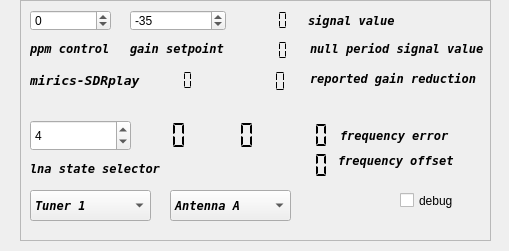
Above: devices/sdrplay-handler/sdrplay-widget.ui from JvanKatwijk/sdrplayDab before the change. Below: the same form after it.
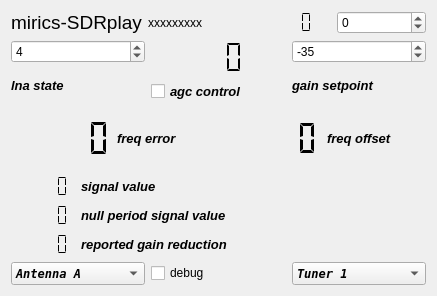
That is the form after the change.

The edit to the form file:
```diff
--- a/devices/sdrplay-handler/sdrplay-widget.ui
+++ b/devices/sdrplay-handler/sdrplay-widget.ui
@@ -6,72 +6,37 @@
    <rect>
     <x>0</x>
     <y>0</y>
-    <width>509</width>
-    <height>251</height>
+    <width>437</width>
+    <height>296</height>
    </rect>
   </property>
   <property name="windowTitle">
    <string>SDRplay control</string>
   </property>
-  <widget class="QFrame" name="frame">
-   <property name="geometry">
-    <rect>
-     <x>20</x>
-     <y>0</y>
-     <width>471</width>
-     <height>241</height>
-    </rect>
-   </property>
-   <property name="frameShape">
-    <enum>QFrame::StyledPanel</enum>
-   </property>
-   <property name="frameShadow">
-    <enum>QFrame::Raised</enum>
-   </property>
+  <layout class="QVBoxLayout" name="verticalLayout_3">
+   <item>
+    <layout class="QHBoxLayout" name="horizontalLayout">
+     <item>
    <widget class="QLabel" name="deviceLabel">
-    <property name="geometry">
-     <rect>
-      <x>10</x>
-      <y>70</y>
-      <width>121</width>
-      <height>21</height>
-     </rect>
-    </property>
     <property name="font">
      <font>
-      <family>DejaVu Sans Mono</family>
-      <pointsize>10</pointsize>
-      <weight>75</weight>
-      <italic>true</italic>
-      <bold>true</bold>
+         <pointsize>14</pointsize>
      </font>
     </property>
     <property name="text">
      <string>mirics-SDRplay</string>
     </property>
    </widget>
-   <widget class="QLabel" name="statusLabel">
-    <property name="geometry">
-     <rect>
-      <x>16</x>
-      <y>180</y>
-      <width>121</width>
-      <height>21</height>
-     </rect>
-    </property>
+     </item>
+     <item>
+      <widget class="QLabel" name="serialNumber">
     <property name="text">
-     <string/>
-    </property>
-   </widget>
+        <string>xxxxxxxxx</string>
+       </property>
+      </widget>
+     </item>
+     <item>
    <widget class="QLCDNumber" name="api_version">
-    <property name="geometry">
-     <rect>
-      <x>110</x>
-      <y>70</y>
-      <width>81</width>
-      <height>21</height>
-     </rect>
-    </property>
     <property name="toolTip">
      <string>&lt;html&gt;&lt;head/&gt;&lt;body&gt;&lt;p&gt;Version of the SDRplay library detected.&lt;/p&gt;&lt;/body&gt;&lt;/html&gt;</string>
     </property>
@@ -82,37 +47,9 @@
      <enum>QLCDNumber::Flat</enum>
     </property>
    </widget>
-   <widget class="QLCDNumber" name="GRdBDisplay">
-    <property name="geometry">
-     <rect>
-      <x>190</x>
-      <y>120</y>
-      <width>61</width>
-      <height>31</height>
-     </rect>
-    </property>
-    <property name="toolTip">
-     <string>&lt;html&gt;&lt;head/&gt;&lt;body&gt;&lt;p&gt;The display shows the gain reduction applied to the baseband signal in the device.&lt;/p&gt;&lt;/body&gt;&lt;/html&gt;</string>
-    </property>
-    <property name="frameShape">
-     <enum>QFrame::NoFrame</enum>
-    </property>
-    <property name="digitCount">
-     <number>2</number>
-    </property>
-    <property name="segmentStyle">
-     <enum>QLCDNumber::Flat</enum>
-    </property>
-   </widget>
+     </item>
+     <item>
    <widget class="QSpinBox" name="ppmControl">
-    <property name="geometry">
-     <rect>
-      <x>10</x>
-      <y>10</y>
-      <width>81</width>
-      <height>21</height>
-     </rect>
-    </property>
     <property name="toolTip">
      <string>&lt;html&gt;&lt;head/&gt;&lt;body&gt;&lt;p&gt;ppm control. Tells the device the offset (in ppm) of the observed oscillator offset.&lt;/p&gt;&lt;/body&gt;&lt;/html&gt;</string>
     </property>
@@ -123,59 +60,15 @@
      <number>200</number>
     </property>
    </widget>
-   <widget class="QLabel" name="serialNumber">
-    <property name="geometry">
-     <rect>
-      <x>10</x>
-      <y>90</y>
-      <width>151</width>
-      <height>20</height>
-     </rect>
-    </property>
-    <property name="text">
-     <string/>
-    </property>
-   </widget>
-   <widget class="QComboBox" name="antennaSelector">
-    <property name="geometry">
-     <rect>
-      <x>150</x>
-      <y>190</y>
-      <width>121</width>
-      <height>31</height>
-     </rect>
-    </property>
-    <property name="font">
-     <font>
-      <family>DejaVu Sans Mono</family>
-      <weight>75</weight>
-      <italic>true</italic>
-      <bold>true</bold>
-     </font>
-    </property>
-    <property name="toolTip">
-     <string>&lt;html&gt;&lt;head/&gt;&lt;body&gt;&lt;p&gt;Select an antenna (RSP-II)&lt;/p&gt;&lt;/body&gt;&lt;/html&gt;</string>
-    </property>
-    <item>
-     <property name="text">
-      <string>Antenna A</string>
-     </property>
-    </item>
-    <item>
-     <property name="text">
-      <string>Antenna B</string>
-     </property>
-    </item>
-   </widget>
+     </item>
+    </layout>
+   </item>
+   <item>
+    <layout class="QHBoxLayout" name="horizontalLayout_2">
+     <item>
+      <layout class="QVBoxLayout" name="verticalLayout_2">
+       <item>
    <widget class="QSpinBox" name="lnaGainSetting">
-    <property name="geometry">
-     <rect>
-      <x>10</x>
-      <y>120</y>
-      <width>101</width>
-      <height>31</height>
-     </rect>
-    </property>
     <property name="toolTip">
      <string>&lt;html&gt;&lt;head/&gt;&lt;body&gt;&lt;p&gt;Setting the lna state, determining the gain reduction applied in the lna.&lt;/p&gt;&lt;/body&gt;&lt;/html&gt;</string>
     </property>
@@ -183,15 +76,28 @@
      <number>4</number>
     </property>
    </widget>
+       </item>
+       <item>
+        <widget class="QLabel" name="label_2">
+         <property name="font">
+          <font>
+           <pointsize>10</pointsize>
+           <weight>75</weight>
+           <italic>true</italic>
+           <bold>true</bold>
+          </font>
+         </property>
+         <property name="text">
+          <string>lna state </string>
+         </property>
+        </widget>
+       </item>
+      </layout>
+     </item>
+     <item>
+      <layout class="QVBoxLayout" name="verticalLayout_5">
+       <item>
    <widget class="QLCDNumber" name="lnaGRdBDisplay">
-    <property name="geometry">
-     <rect>
-      <x>120</x>
-      <y>120</y>
-      <width>51</width>
-      <height>31</height>
-     </rect>
-    </property>
     <property name="toolTip">
      <string>&lt;html&gt;&lt;head/&gt;&lt;body&gt;&lt;p&gt;The display shows the gain reduction in the lna of the device.&lt;/p&gt;&lt;/body&gt;&lt;/html&gt;</string>
     </property>
@@ -205,177 +111,28 @@
      <enum>QLCDNumber::Flat</enum>
     </property>
    </widget>
-   <widget class="QComboBox" name="tunerSelector">
-    <property name="geometry">
-     <rect>
-      <x>10</x>
-      <y>190</y>
-      <width>121</width>
-      <height>31</height>
-     </rect>
-    </property>
-    <property name="font">
-     <font>
-      <family>DejaVu Sans Mono</family>
-      <weight>75</weight>
-      <italic>true</italic>
-      <bold>true</bold>
-     </font>
-    </property>
-    <property name="toolTip">
-     <string>&lt;html&gt;&lt;head/&gt;&lt;body&gt;&lt;p&gt;If the device is an rspduo, select the tuner with this combobox&lt;/p&gt;&lt;/body&gt;&lt;/html&gt;</string>
-    </property>
-    <item>
-     <property name="text">
-      <string>Tuner 1</string>
-     </property>
     </item>
     <item>
-     <property name="text">
-      <string>Tuner 2</string>
-     </property>
-    </item>
-   </widget>
-   <widget class="QCheckBox" name="debugControl">
-    <property name="geometry">
-     <rect>
-      <x>380</x>
-      <y>190</y>
-      <width>88</width>
-      <height>21</height>
-     </rect>
-    </property>
-    <property name="text">
-     <string>debug</string>
-    </property>
-   </widget>
-   <widget class="QLabel" name="label">
-    <property name="geometry">
-     <rect>
-      <x>10</x>
-      <y>40</y>
-      <width>81</width>
-      <height>16</height>
-     </rect>
-    </property>
+        <widget class="QCheckBox" name="agcControl">
     <property name="font">
      <font>
-      <family>DejaVu Sans Mono</family>
+           <pointsize>10</pointsize>
       <weight>75</weight>
       <italic>true</italic>
       <bold>true</bold>
      </font>
     </property>
     <property name="text">
-     <string>ppm control</string>
-    </property>
-   </widget>
-   <widget class="QLabel" name="label_2">
-    <property name="geometry">
-     <rect>
-      <x>10</x>
-      <y>160</y>
-      <width>171</width>
-      <height>16</height>
-     </rect>
-    </property>
-    <property name="font">
-     <font>
-      <family>DejaVu Sans Mono</family>
-      <weight>75</weight>
-      <italic>true</italic>
-      <bold>true</bold>
-     </font>
-    </property>
-    <property name="text">
-     <string>lna state selector</string>
-    </property>
-   </widget>
-   <widget class="QLCDNumber" name="averageValue">
-    <property name="geometry">
-     <rect>
-      <x>210</x>
-      <y>10</y>
-      <width>71</width>
-      <height>21</height>
-     </rect>
-    </property>
-    <property name="toolTip">
-     <string>&lt;html&gt;&lt;head/&gt;&lt;body&gt;&lt;p&gt;Amplitude value - expressed in dB's - of the non-null part of the frames of the DAB signal.&lt;/p&gt;&lt;/body&gt;&lt;/html&gt;</string>
-    </property>
-    <property name="frameShape">
-     <enum>QFrame::NoFrame</enum>
-    </property>
-    <property name="segmentStyle">
-     <enum>QLCDNumber::Flat</enum>
-    </property>
-   </widget>
-   <widget class="QLCDNumber" name="nullValue">
-    <property name="geometry">
-     <rect>
-      <x>210</x>
-      <y>40</y>
-      <width>71</width>
-      <height>21</height>
-     </rect>
-    </property>
-    <property name="toolTip">
-     <string>&lt;html&gt;&lt;head/&gt;&lt;body&gt;&lt;p&gt;The amplitude value - in dB's - of the null period of the DAB signal&lt;/p&gt;&lt;/body&gt;&lt;/html&gt;</string>
-    </property>
-    <property name="frameShape">
-     <enum>QFrame::NoFrame</enum>
-    </property>
-    <property name="segmentStyle">
-     <enum>QLCDNumber::Flat</enum>
-    </property>
-   </widget>
-   <widget class="QLCDNumber" name="reportedGain">
-    <property name="geometry">
-     <rect>
-      <x>200</x>
-      <y>70</y>
-      <width>81</width>
-      <height>23</height>
-     </rect>
-    </property>
-    <property name="toolTip">
-     <string>&lt;html&gt;&lt;head/&gt;&lt;body&gt;&lt;p&gt;Gain reduction as reported by the device handler.&lt;/p&gt;&lt;/body&gt;&lt;/html&gt;</string>
-    </property>
-    <property name="frameShape">
-     <enum>QFrame::NoFrame</enum>
-    </property>
-    <property name="segmentStyle">
-     <enum>QLCDNumber::Flat</enum>
-    </property>
-   </widget>
-   <widget class="QLCDNumber" name="freq_errorDisplay">
-    <property name="geometry">
-     <rect>
-      <x>240</x>
-      <y>120</y>
-      <width>71</width>
-      <height>31</height>
-     </rect>
-    </property>
-    <property name="toolTip">
-     <string>&lt;html&gt;&lt;head/&gt;&lt;body&gt;&lt;p&gt;The value indicates the remaining frequency offset after correction (i.e. should be as close as possoble to zero).&lt;/p&gt;&lt;/body&gt;&lt;/html&gt;</string>
-    </property>
-    <property name="frameShape">
-     <enum>QFrame::NoFrame</enum>
-    </property>
-    <property name="segmentStyle">
-     <enum>QLCDNumber::Flat</enum>
-    </property>
-   </widget>
+          <string>agc control</string>
+         </property>
+        </widget>
+       </item>
+      </layout>
+     </item>
+     <item>
+      <layout class="QVBoxLayout" name="verticalLayout">
+       <item>
    <widget class="QSpinBox" name="gain_setpoint">
-    <property name="geometry">
-     <rect>
-      <x>110</x>
-      <y>10</y>
-      <width>96</width>
-      <height>21</height>
-     </rect>
-    </property>
     <property name="minimum">
      <number>-100</number>
     </property>
@@ -386,18 +143,12 @@
      <number>-35</number>
     </property>
    </widget>
-   <widget class="QLabel" name="label_3">
-    <property name="geometry">
-     <rect>
-      <x>110</x>
-      <y>40</y>
-      <width>131</width>
-      <height>16</height>
-     </rect>
-    </property>
+       </item>
+       <item>
+        <widget class="QLabel" name="gain_setpointLabel">
     <property name="font">
      <font>
-      <family>DejaVu Sans Mono</family>
+           <pointsize>10</pointsize>
       <weight>75</weight>
       <italic>true</italic>
       <bold>true</bold>
@@ -407,18 +158,109 @@
      <string>gain setpoint</string>
     </property>
    </widget>
+       </item>
+      </layout>
+     </item>
+    </layout>
+   </item>
+   <item>
+    <layout class="QHBoxLayout" name="horizontalLayout_6">
+     <item>
+      <layout class="QHBoxLayout" name="horizontalLayout_4">
+       <item>
+        <widget class="QLCDNumber" name="freq_errorDisplay">
+         <property name="font">
+          <font>
+           <pointsize>10</pointsize>
+          </font>
+         </property>
+         <property name="toolTip">
+          <string>&lt;html&gt;&lt;head/&gt;&lt;body&gt;&lt;p&gt;The value indicates the remaining frequency offset after correction (i.e. should be as close as possoble to zero).&lt;/p&gt;&lt;/body&gt;&lt;/html&gt;</string>
+         </property>
+         <property name="frameShape">
+          <enum>QFrame::NoFrame</enum>
+         </property>
+         <property name="segmentStyle">
+          <enum>QLCDNumber::Flat</enum>
+         </property>
+        </widget>
+       </item>
+       <item>
+        <widget class="QLabel" name="label_7">
+         <property name="font">
+          <font>
+           <pointsize>10</pointsize>
+           <weight>75</weight>
+           <italic>true</italic>
+           <bold>true</bold>
+          </font>
+         </property>
+         <property name="text">
+          <string>freq error</string>
+         </property>
+        </widget>
+       </item>
+      </layout>
+     </item>
+     <item>
+      <layout class="QHBoxLayout" name="horizontalLayout_5">
+       <item>
+        <widget class="QLCDNumber" name="freq_offsetDisplay">
+         <property name="font">
+          <font>
+           <pointsize>10</pointsize>
+           <weight>75</weight>
+           <italic>true</italic>
+           <bold>true</bold>
+          </font>
+         </property>
+         <property name="frameShape">
+          <enum>QFrame::NoFrame</enum>
+         </property>
+         <property name="segmentStyle">
+          <enum>QLCDNumber::Flat</enum>
+         </property>
+        </widget>
+       </item>
+       <item>
+        <widget class="QLabel" name="label_8">
+         <property name="font">
+          <font>
+           <pointsize>10</pointsize>
+           <weight>75</weight>
+           <italic>true</italic>
+           <bold>true</bold>
+          </font>
+         </property>
+         <property name="text">
+          <string>freq offset</string>
+         </property>
+        </widget>
+       </item>
+      </layout>
+     </item>
+    </layout>
+   </item>
+   <item>
+    <layout class="QFormLayout" name="formLayout">
+     <item row="0" column="0">
+      <widget class="QLCDNumber" name="averageValue">
+       <property name="toolTip">
+        <string>&lt;html&gt;&lt;head/&gt;&lt;body&gt;&lt;p&gt;Amplitude value - expressed in dB's - of the non-null part of the frames of the DAB signal.&lt;/p&gt;&lt;/body&gt;&lt;/html&gt;</string>
+       </property>
+       <property name="frameShape">
+        <enum>QFrame::NoFrame</enum>
+       </property>
+       <property name="segmentStyle">
+        <enum>QLCDNumber::Flat</enum>
+       </property>
+      </widget>
+     </item>
+     <item row="0" column="1">
    <widget class="QLabel" name="label_4">
-    <property name="geometry">
-     <rect>
-      <x>288</x>
-      <y>10</y>
-      <width>161</width>
-      <height>21</height>
-     </rect>
-    </property>
     <property name="font">
      <font>
-      <family>DejaVu Sans Mono</family>
+         <pointsize>10</pointsize>
       <weight>75</weight>
       <italic>true</italic>
       <bold>true</bold>
@@ -428,18 +270,25 @@
      <string>signal value</string>
     </property>
    </widget>
+     </item>
+     <item row="1" column="0">
+      <widget class="QLCDNumber" name="nullValue">
+       <property name="toolTip">
+        <string>&lt;html&gt;&lt;head/&gt;&lt;body&gt;&lt;p&gt;The amplitude value - in dB's - of the null period of the DAB signal&lt;/p&gt;&lt;/body&gt;&lt;/html&gt;</string>
+       </property>
+       <property name="frameShape">
+        <enum>QFrame::NoFrame</enum>
+       </property>
+       <property name="segmentStyle">
+        <enum>QLCDNumber::Flat</enum>
+       </property>
+      </widget>
+     </item>
+     <item row="1" column="1">
    <widget class="QLabel" name="label_5">
-    <property name="geometry">
-     <rect>
-      <x>290</x>
-      <y>40</y>
-      <width>181</width>
-      <height>16</height>
-     </rect>
-    </property>
     <property name="font">
      <font>
-      <family>DejaVu Sans Mono</family>
+         <pointsize>10</pointsize>
       <weight>75</weight>
       <italic>true</italic>
       <bold>true</bold>
@@ -449,18 +298,25 @@
      <string>null period signal value</string>
     </property>
    </widget>
+     </item>
+     <item row="2" column="0">
+      <widget class="QLCDNumber" name="reportedGain">
+       <property name="toolTip">
+        <string>&lt;html&gt;&lt;head/&gt;&lt;body&gt;&lt;p&gt;Gain reduction as reported by the device handler.&lt;/p&gt;&lt;/body&gt;&lt;/html&gt;</string>
+       </property>
+       <property name="frameShape">
+        <enum>QFrame::NoFrame</enum>
+       </property>
+       <property name="segmentStyle">
+        <enum>QLCDNumber::Flat</enum>
+       </property>
+      </widget>
+     </item>
+     <item row="2" column="1">
    <widget class="QLabel" name="label_6">
-    <property name="geometry">
-     <rect>
-      <x>290</x>
-      <y>70</y>
-      <width>171</width>
-      <height>16</height>
-     </rect>
-    </property>
     <property name="font">
      <font>
-      <family>DejaVu Sans Mono</family>
+         <pointsize>10</pointsize>
       <weight>75</weight>
       <italic>true</italic>
       <bold>true</bold>
@@ -470,15 +326,13 @@
      <string>reported gain reduction</string>
     </property>
    </widget>
-   <widget class="QLabel" name="label_7">
-    <property name="geometry">
-     <rect>
-      <x>320</x>
-      <y>120</y>
-      <width>141</width>
-      <height>31</height>
-     </rect>
-    </property>
+     </item>
+    </layout>
+   </item>
+   <item>
+    <layout class="QHBoxLayout" name="horizontalLayout_3">
+     <item>
+      <widget class="QComboBox" name="antennaSelector">
     <property name="font">
      <font>
       <family>DejaVu Sans Mono</family>
@@ -487,35 +341,30 @@
       <bold>true</bold>
      </font>
     </property>
+       <property name="toolTip">
+        <string>&lt;html&gt;&lt;head/&gt;&lt;body&gt;&lt;p&gt;Select an antenna (RSP-II)&lt;/p&gt;&lt;/body&gt;&lt;/html&gt;</string>
+       </property>
+       <item>
     <property name="text">
-     <string>frequency error</string>
-    </property>
-   </widget>
-   <widget class="QLCDNumber" name="freq_offsetDisplay">
-    <property name="geometry">
-     <rect>
-      <x>240</x>
-      <y>150</y>
-      <width>71</width>
-      <height>31</height>
-     </rect>
-    </property>
-    <property name="frameShape">
-     <enum>QFrame::NoFrame</enum>
-    </property>
-    <property name="segmentStyle">
-     <enum>QLCDNumber::Flat</enum>
-    </property>
-   </widget>
-   <widget class="QLabel" name="label_8">
-    <property name="geometry">
-     <rect>
-      <x>318</x>
-      <y>150</y>
-      <width>151</width>
-      <height>21</height>
-     </rect>
-    </property>
+         <string>Antenna A</string>
+        </property>
+       </item>
+       <item>
+        <property name="text">
+         <string>Antenna B</string>
+        </property>
+       </item>
+      </widget>
+     </item>
+     <item>
+      <widget class="QCheckBox" name="debugControl">
+       <property name="text">
+        <string>debug</string>
+       </property>
+      </widget>
+     </item>
+     <item>
+      <widget class="QComboBox" name="tunerSelector">
     <property name="font">
      <font>
       <family>DejaVu Sans Mono</family>
@@ -524,11 +373,24 @@
       <bold>true</bold>
      </font>
     </property>
+       <property name="toolTip">
+        <string>&lt;html&gt;&lt;head/&gt;&lt;body&gt;&lt;p&gt;If the device is an rspduo, select the tuner with this combobox&lt;/p&gt;&lt;/body&gt;&lt;/html&gt;</string>
+       </property>
+       <item>
     <property name="text">
-     <string>frequency offset</string>
-    </property>
-   </widget>
-  </widget>
+         <string>Tuner 1</string>
+        </property>
+       </item>
+       <item>
+        <property name="text">
+         <string>Tuner 2</string>
+        </property>
+       </item>
+      </widget>
+     </item>
+    </layout>
+   </item>
+  </layout>
  </widget>
  <resources/>
  <connections/>
```
Lines whose indentation alone changed are shown as unchanged.
